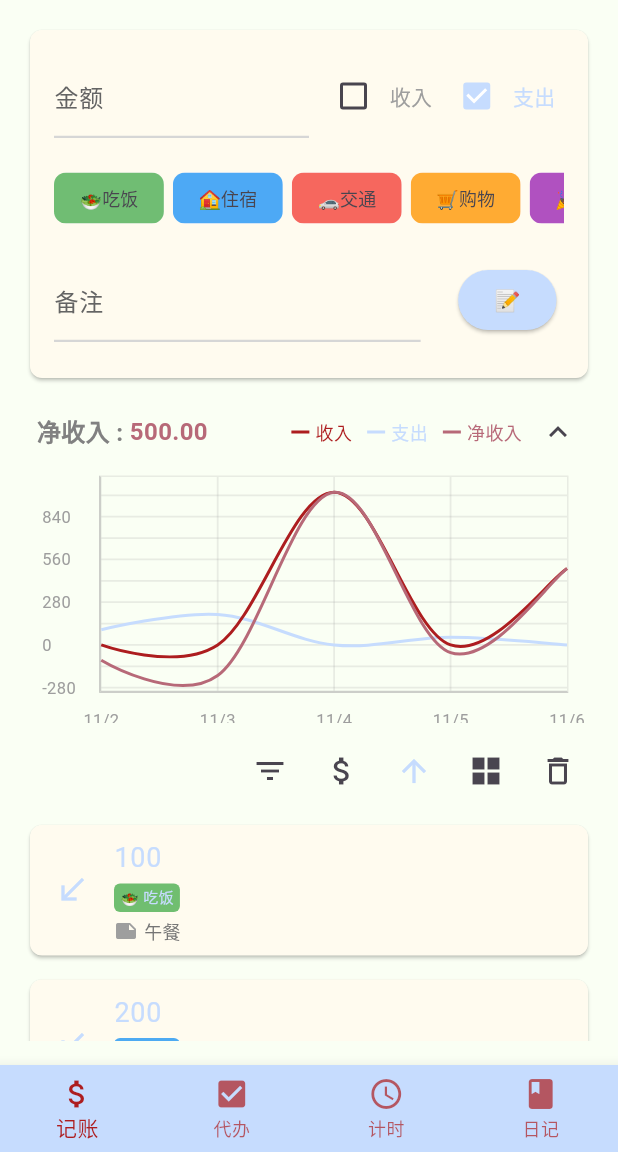
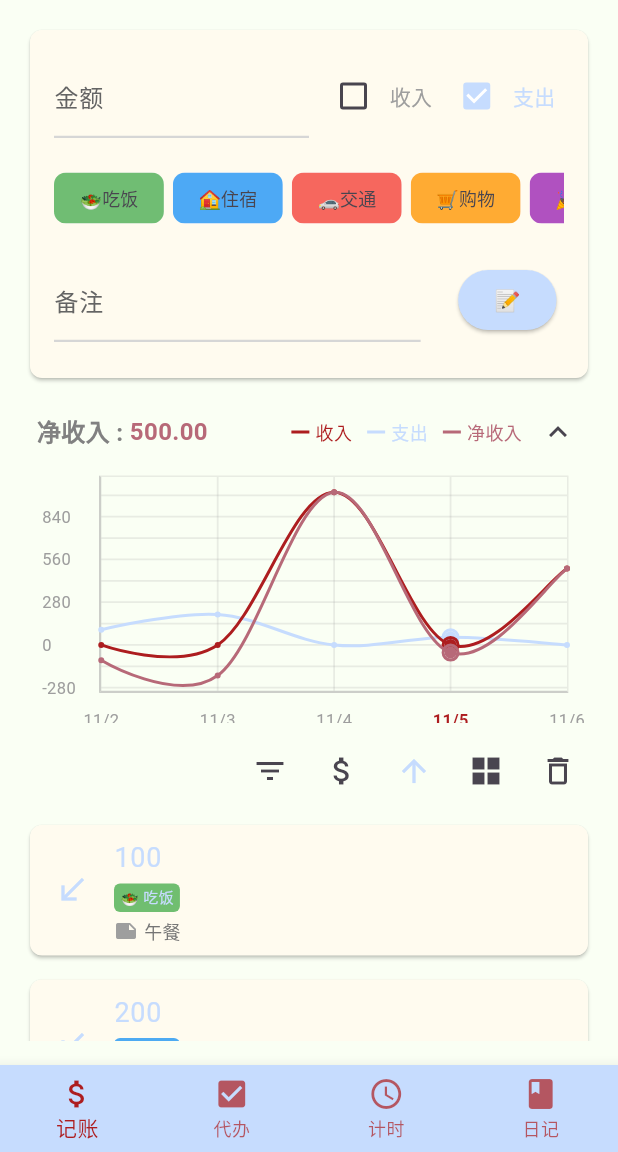
Before and after one commit to White-Lulu/cherriy, a Flutter app: the screen it shows after launch, on a phone screen of 412 x 824 dp, the part 84-1236 px from its top. Run offline on Flutter 3.47's test engine with Material 3 defaults, Android fonts, the phone set to English and light mode, and no system bars; drawn by our look-alikes of fl_chart; our stand-ins replace flutter_colorpicker, image_picker, shared_preferences.

Commit message:
好好好

```diff
--- a/lib/accountingpage.dart
+++ b/lib/accountingpage.dart
@@ -46,7 +46,7 @@ class AccountingPageState extends State<AccountingPage> {
   // 在 AccountingPageState 类中添加新的状态变量
   bool _isAmountAscending = true;
   bool _isTimeAscending = true;
-  // 在 AccountingPageState 类中添加的状态变量
+  // 在 AccountingPageState 类中添加���状态变量
   List<String> selectedFilterCategories = []; // 用于存储筛选选中的类别
   // 在 AccountingPageState 类中添加的状态变量
   String _sortType = 'time'; // 'time', 'amount'
@@ -588,10 +588,10 @@ class AccountingPageState extends State<AccountingPage> {
     // 累加每天的数据
     for (var record in records) {
       try {
-        // 解析时间戳并转换为本地时间
+        // 解析时���戳并转换为本地时间
         DateTime recordDate =
             DateTime.parse(record['timestamp'] ?? '').toLocal();
-        // 只保留年月日
+        // 只保留年��日
         recordDate =
             DateTime(recordDate.year, recordDate.month, recordDate.day);
 
@@ -648,7 +648,7 @@ class AccountingPageState extends State<AccountingPage> {
       print(
           '预测值: 支出=$predictedExpense, 收入=$predictedIncome, 净收入=$predictedNetIncome'); // 添加调试输出
 
-      // 添加预测的第5天数据
+      // ���加预测的第5天数据
       _expenseSpots.add(FlSpot(4, predictedExpense));
       _incomeSpots.add(FlSpot(4, predictedIncome));
       _netIncomeSpots.add(FlSpot(4, predictedNetIncome));
@@ -833,16 +833,29 @@ class AccountingPageState extends State<AccountingPage> {
                           if (index < 0 || index >= 5) return Text('');
 
                           final today = DateTime.now();
-                          final date =
-                              today.add(Duration(days: index - 3)); // 3天前到明天
-
+                          final date = today.add(Duration(days: index - 3)); // 3天前到明天
                           String dateText = '${date.month}/${date.day}';
 
+                          // 判断是否为今天的数据（index == 3）
+                          if (index == 3) {
+                            return Padding(
+                              padding: const EdgeInsets.only(left: 10, right: 10, top: 10, bottom: 10),
+                              child: Text(
+                                dateText,
+                                overflow: TextOverflow.ellipsis,
+                                style: TextStyle(
+                                  color: textColor,  // 使用主题色
+                                  fontSize: 11,
+                                  fontWeight: FontWeight.bold,  // 加粗
+                                ),
+                              ),
+                            );
+                          }
+
                           return Padding(
-                            padding: const EdgeInsets.only(
-                                left: 10, right: 10, top: 10, bottom: 10),
+                            padding: const EdgeInsets.only(left: 10, right: 10, top: 10, bottom: 10),
                             child: Text(
-                              dateText, // 给text加上边界
+                              dateText,
                               overflow: TextOverflow.ellipsis,
                               style: TextStyle(
                                 color: Colors.grey,
@@ -861,10 +874,21 @@ class AccountingPageState extends State<AccountingPage> {
                   lineBarsData: [
                     // 支出曲线
                     LineChartBarData(
-                      spots: _expenseSpots, // 使用所有5个点
+                      spots: _expenseSpots,
                       color: coldColor,
                       barWidth: 2,
-                      dotData: FlDotData(show: false),
+                      dotData: FlDotData(
+                        show: true,
+                        getDotPainter: (spot, percent, barData, index) {
+                          // 只在 index == 3 (今天) 时显示点
+                          return FlDotCirclePainter(
+                            radius: index == 3 ? 4 : 0,  // 今天显示点，其他天不显示
+                            color: coldColor,
+                            strokeWidth: 2,
+                            strokeColor: coldColor,
+                          );
+                        },
+                      ),
                       isCurved: true,
                     ),
                     // 收入曲线
@@ -872,7 +896,17 @@ class AccountingPageState extends State<AccountingPage> {
                       spots: _incomeSpots,
                       color: warmColor,
                       barWidth: 2,
-                      dotData: FlDotData(show: false),
+                      dotData: FlDotData(
+                        show: true,
+                        getDotPainter: (spot, percent, barData, index) {
+                          return FlDotCirclePainter(
+                            radius: index == 3 ? 4 : 0,
+                            color: warmColor,
+                            strokeWidth: 2,
+                            strokeColor: warmColor,
+                          );
+                        },
+                      ),
                       isCurved: true,
                     ),
                     // 净收入曲线
@@ -880,7 +914,17 @@ class AccountingPageState extends State<AccountingPage> {
                       spots: _netIncomeSpots,
                       color: chartColor,
                       barWidth: 2,
-                      dotData: FlDotData(show: false),
+                      dotData: FlDotData(
+                        show: true,
+                        getDotPainter: (spot, percent, barData, index) {
+                          return FlDotCirclePainter(
+                            radius: index == 3 ? 4 : 0,
+                            color: chartColor,
+                            strokeWidth: 2,
+                            strokeColor: chartColor,
+                          );
+                        },
+                      ),
                       isCurved: true,
                     ),
                   ],
```
